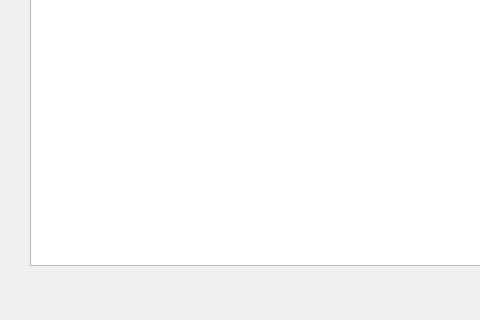
Old version of the form SimplExample.ui in the repository waybing/ZhjTool; both pictures show x 0 to 480 and y 465 to 785 of the 1113 by 785 pixel window.
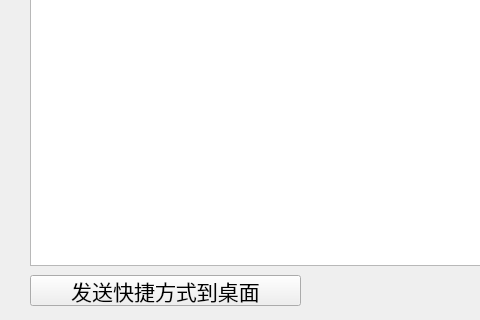
New version of the form.

What changed in the file:
```diff
--- a/SimplExample.ui
+++ b/SimplExample.ui
@@ -101,6 +101,19 @@
     <string>进货查询</string>
    </property>
   </widget>
+  <widget class="QPushButton" name="pushButton_send_shortcut">
+   <property name="geometry">
+    <rect>
+     <x>30</x>
+     <y>740</y>
+     <width>271</width>
+     <height>31</height>
+    </rect>
+   </property>
+   <property name="text">
+    <string>发送快捷方式到桌面</string>
+   </property>
+  </widget>
  </widget>
  <tabstops>
   <tabstop>lineEdit_cus</tabstop>
```
Left out of the diff: 8 changed lines with no effect on the pictures.
